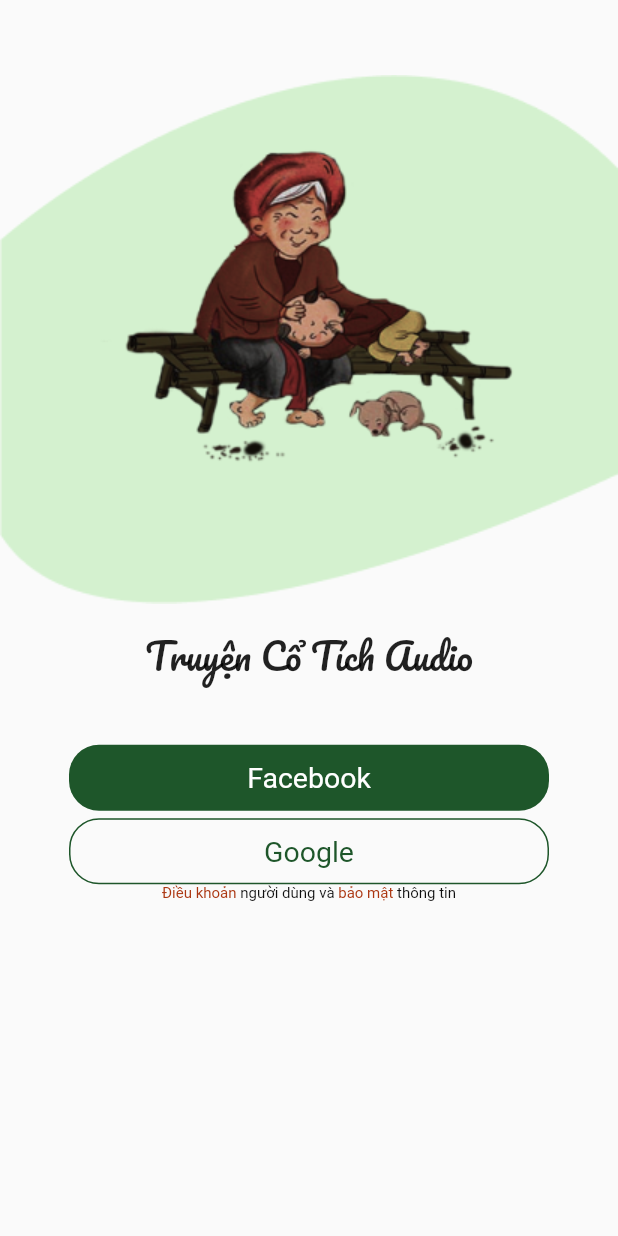
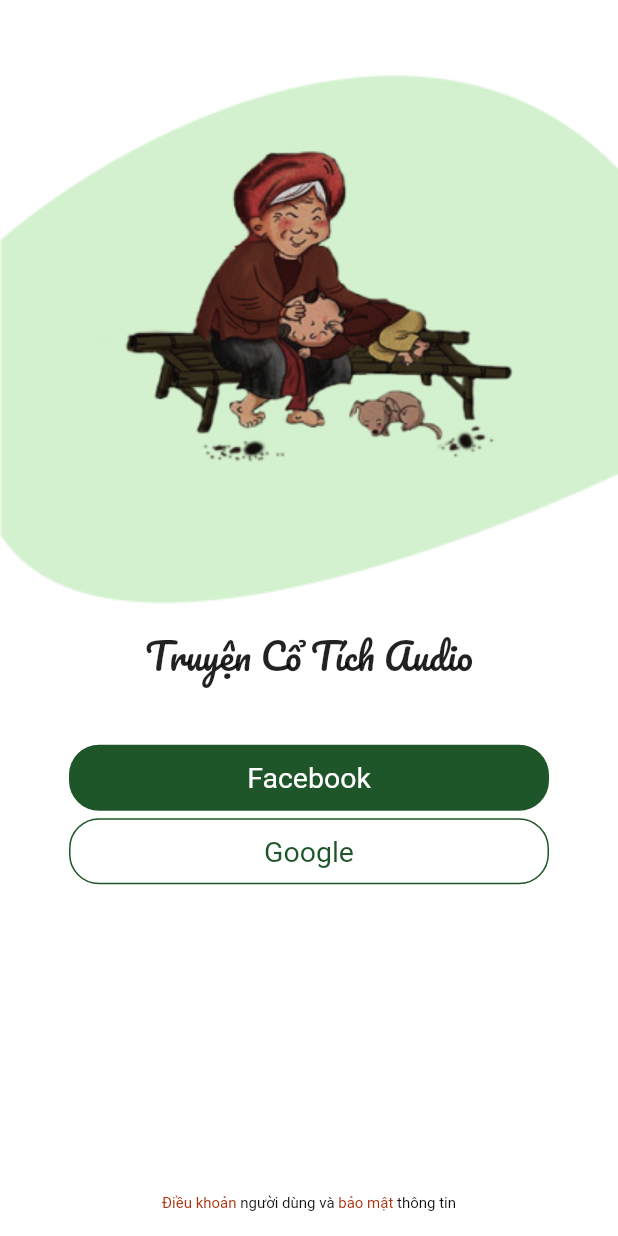
Before and after one commit to nguyenquanvp1992/FlutterTraining, a Flutter app: the screen it shows after launch, on a phone screen of 412 x 824 dp. Run offline on Flutter 3.47's test engine with Material 2 defaults, Android fonts, the phone set to English and light mode, and no system bars.

Commit message:
done UI login

```diff
--- a/lib/main.dart
+++ b/lib/main.dart
@@ -31,6 +31,7 @@ class _MyHomePageState extends State<MyHomePage> {
   @override
   Widget build(BuildContext context) {
     return Scaffold(
+      backgroundColor: Colors.white,
       body: Column(
         children: <Widget>[
           Stack(
@@ -64,7 +65,8 @@ class _MyHomePageState extends State<MyHomePage> {
             margin: EdgeInsets.only(top: 38.0, left: 20.0, right: 20.0),
             alignment: Alignment.center,
             decoration: BoxDecoration(
-                color: Color(0xff1E562A), borderRadius: BorderRadius.circular(20.0)),
+                color: Color(0xff1E562A),
+                borderRadius: BorderRadius.circular(20.0)),
             child: Text(
               "Facebook",
               style: TextStyle(color: Colors.white, fontSize: 19.0),
@@ -75,42 +77,42 @@ class _MyHomePageState extends State<MyHomePage> {
               width: 320.0,
               margin: EdgeInsets.only(top: 5.0),
               alignment: Alignment.center,
-            decoration: BoxDecoration(border: Border.all(color: Color(0xff1E562A)), borderRadius: BorderRadius.circular(20.0)),
+              decoration: BoxDecoration(
+                  border: Border.all(color: Color(0xff1E562A)),
+                  borderRadius: BorderRadius.circular(20.0)),
               child: Text(
                 "Google",
-              style: TextStyle(color: Color(0xff1E562A), fontSize: 19.0),
-            )
+                style: TextStyle(
+                    color: Color(0xff1E562A),
+                    fontSize: 19.0,
+                    backgroundColor: Colors.white),
+              )),
+          Expanded(
+            child: SizedBox(),
           ),
           Container(
               alignment: FractionalOffset.bottomCenter,
-            child: Column(
-              mainAxisAlignment: MainAxisAlignment.end,
-              mainAxisSize: MainAxisSize.max,
-              children: [
-                Row(
-                  mainAxisAlignment: MainAxisAlignment.center,
-                  children: <Widget>[
-                    Text(
-                      "Điều khoản",
-                      style: TextStyle(color: Color(0xffAB3611), fontSize: 10.0),
-                    ),
-                    Text(
-                      " người dùng và ",
-                      style: TextStyle(color: Color(0xff0F0F0F), fontSize: 10.0),
-                    ),
-                    Text(
-                      "bảo mật",
-                      style: TextStyle(color: Color(0xffAB3611), fontSize: 10.0),
-                    ),
-                    Text(
-                      " thông tin",
-                      style: TextStyle(color: Color(0xff0F0F0F), fontSize: 10.0),
-                    )
-                  ],
-                ),
-              ],
-            )
-          )
+              margin: EdgeInsets.only(bottom: 16.0),
+              child: RichText(
+                text: TextSpan(children: <TextSpan>[
+                  TextSpan(
+                      text: "Điều khoản",
+                      style:
+                          TextStyle(color: Color(0xffAB3611), fontSize: 10.0)),
+                  TextSpan(
+                      text: " người dùng và",
+                      style:
+                          TextStyle(color: Color(0xff0F0F0F), fontSize: 10.0)),
+                  TextSpan(
+                      text: " bảo mật",
+                      style:
+                          TextStyle(color: Color(0xffAB3611), fontSize: 10.0)),
+                  TextSpan(
+                      text: " thông tin",
+                      style:
+                          TextStyle(color: Color(0xff0F0F0F), fontSize: 10.0))
+                ]),
+              ))
         ],
       ),
     );
```
Lines whose indentation alone changed are shown as unchanged.
